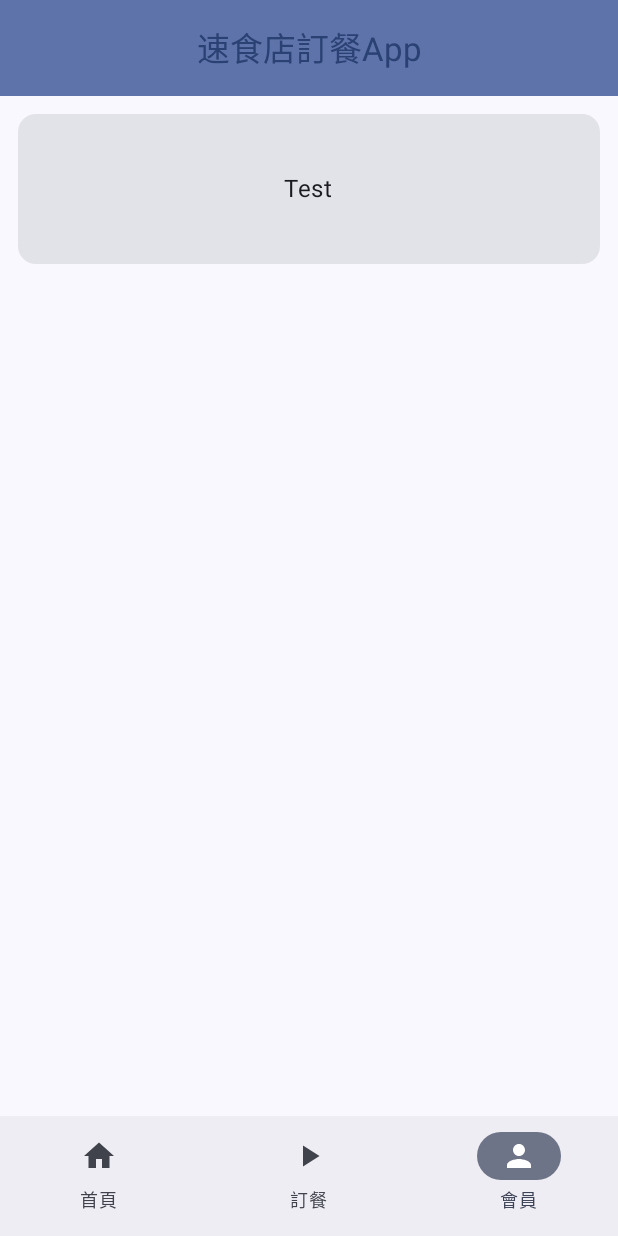
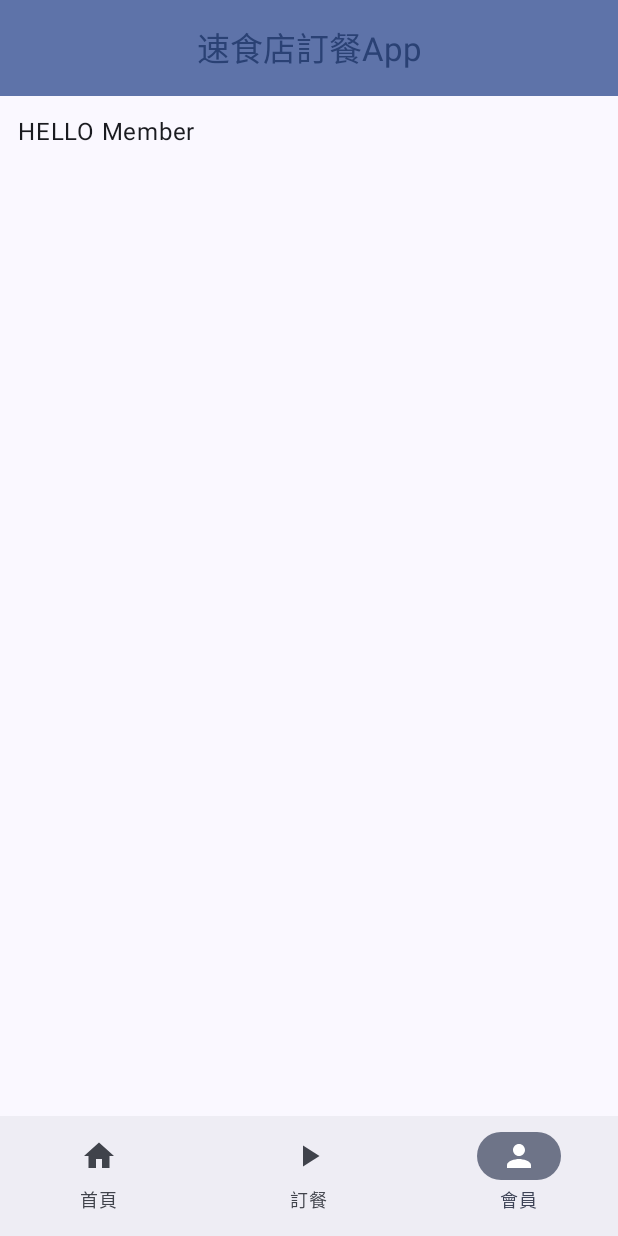
Before and after one commit to r0930514/FastFoodOrderApp, an Android app built with Jetpack Compose: the screen it shows after launch (MainActivity), item 3 of the bottom bar chosen, on a phone screen of 412 x 824 dp. Run offline under Robolectric (Android 15) with nearby library versions, the phone set to English and light mode, and no system bars.

Commit message:
Nav導航實作、首頁列表製作

```diff
--- a/app/build.gradle.kts
+++ b/app/build.gradle.kts
@@ -56,6 +56,7 @@ dependencies {
     implementation("androidx.compose.ui:ui-graphics")
     implementation("androidx.compose.ui:ui-tooling-preview")
     implementation("androidx.compose.material3:material3")
+    implementation("androidx.navigation:navigation-compose:2.7.5")
     testImplementation("junit:junit:4.13.2")
     androidTestImplementation("androidx.test.ext:junit:1.1.5")
     androidTestImplementation("androidx.test.espresso:espresso-core:3.5.1")
@@ -63,4 +64,5 @@ dependencies {
     androidTestImplementation("androidx.compose.ui:ui-test-junit4")
     debugImplementation("androidx.compose.ui:ui-tooling")
     debugImplementation("androidx.compose.ui:ui-test-manifest")
+
 }
--- a/app/src/main/java/com/r0930514/fastfoodorderapp/MainActivity.kt
+++ b/app/src/main/java/com/r0930514/fastfoodorderapp/MainActivity.kt
@@ -4,70 +4,60 @@ import android.os.Bundle
 import androidx.activity.ComponentActivity
 import androidx.activity.compose.setContent
 import androidx.activity.enableEdgeToEdge
-import androidx.compose.foundation.layout.Box
-import androidx.compose.foundation.layout.Column
-import androidx.compose.foundation.layout.fillMaxSize
-import androidx.compose.foundation.layout.fillMaxWidth
-import androidx.compose.foundation.layout.height
 import androidx.compose.foundation.layout.padding
-import androidx.compose.material3.Card
-import androidx.compose.material3.ExperimentalMaterial3Api
 import androidx.compose.material3.Scaffold
-import androidx.compose.material3.Text
 import androidx.compose.runtime.Composable
-import androidx.compose.ui.Alignment
 import androidx.compose.ui.Modifier
 import androidx.compose.ui.tooling.preview.Preview
-import androidx.compose.ui.unit.dp
-import com.r0930514.fastfoodorderapp.components.*
+import androidx.navigation.NavHostController
+import androidx.navigation.compose.NavHost
+import androidx.navigation.compose.composable
+import androidx.navigation.compose.rememberNavController
+import com.r0930514.fastfoodorderapp.components.CAppBar
+import com.r0930514.fastfoodorderapp.components.CNavBar
+import com.r0930514.fastfoodorderapp.components.CNavBarItem
+import com.r0930514.fastfoodorderapp.pages.HomePage
+import com.r0930514.fastfoodorderapp.pages.MemberPage
+import com.r0930514.fastfoodorderapp.pages.OrderPage
 import com.r0930514.fastfoodorderapp.ui.theme.FastFoodOrderAppTheme
 
 
 class MainActivity : ComponentActivity() {
-    @OptIn(ExperimentalMaterial3Api::class)
     override fun onCreate(savedInstanceState: Bundle?) {
         super.onCreate(savedInstanceState)
         enableEdgeToEdge()
         setContent {
             FastFoodOrderAppTheme {
-                SmallTopAppBarExample()
+                CScaffold()
             }
         }
     }
 }
 
-@OptIn(ExperimentalMaterial3Api::class)
+
+@Preview
 @Composable
-fun Greeting(name: String, modifier: Modifier = Modifier) {
-    Card(
-            modifier = modifier.then(
-                Modifier
-                    .fillMaxWidth()
-                    .height(100.dp)
-            ),
-            onClick = {},
+fun CScaffold() {
+    val navController:NavHostController = rememberNavController()
+    Scaffold(
+        topBar = { CAppBar() },
+        bottomBar = { CNavBar(navController) }
+    ) { innerPadding ->
+        Nav(Modifier.padding(innerPadding), navController)
+    }
+}
 
-    ){
-        Box(Modifier.fillMaxSize()) {
-            Text("Test", Modifier.align(Alignment.Center))
+@Composable
+fun Nav(modifier: Modifier, navController: NavHostController){
+    NavHost(navController = navController, startDestination = CNavBarItem.Home.route, modifier = modifier){
+        composable(CNavBarItem.Home.route){
+            HomePage()
+        }
+        composable(CNavBarItem.Order.route){
+            OrderPage()
+        }
+        composable(CNavBarItem.Member.route){
+            MemberPage()
         }
     }
-
 }
-
-
-@OptIn(ExperimentalMaterial3Api::class)
-@Preview
-@Composable
-fun SmallTopAppBarExample() {
-    Scaffold(
-        topBar = { CAppBar() },
-        bottomBar = { CNavBar() }
-    ) { innerPadding ->
-        Column (modifier = Modifier.padding(innerPadding)){
-            Greeting("dd",
-                modifier = Modifier.padding(12.dp))
-        }
-
-    }
-}
--- a/app/src/main/java/com/r0930514/fastfoodorderapp/components/CNavBar.kt
+++ b/app/src/main/java/com/r0930514/fastfoodorderapp/components/CNavBar.kt
@@ -14,7 +14,7 @@ import androidx.compose.runtime.mutableIntStateOf
 import androidx.compose.runtime.remember
 import androidx.compose.runtime.setValue
 import androidx.compose.ui.graphics.vector.ImageVector
-import androidx.compose.ui.tooling.preview.Preview
+import androidx.navigation.NavHostController
 
 //抽象類別 類似enum
 sealed class CNavBarItem(val route:String, val icon:ImageVector, val label:String){
@@ -24,7 +24,7 @@ sealed class CNavBarItem(val route:String, val icon:ImageVector, val label:Strin
 }
 
 @Composable
-fun CNavBar() {
+fun CNavBar(navHostController: NavHostController) {
     var selectedItem by remember { mutableIntStateOf(0) }
     val items = listOf(CNavBarItem.Home, CNavBarItem.Order, CNavBarItem.Member)
     NavigationBar {
@@ -33,15 +33,12 @@ fun CNavBar() {
                 icon = { Icon(imageVector = item.icon, contentDescription = item.label) },
                 label = { Text(item.label) },
                 selected = selectedItem == index,
-                onClick = { selectedItem = index }
+                onClick = {
+                    selectedItem = index
+                    navHostController.navigate(item.route)
+                },
             )
         }
 
     }
 }
-
-@Preview
-@Composable
-fun CNavbarPreview(){
-    CNavBar()
-}
--- /dev/null
+++ b/app/src/main/java/com/r0930514/fastfoodorderapp/pages/HomePage.kt
@@ -0,0 +1,70 @@
+package com.r0930514.fastfoodorderapp.pages
+
+import androidx.compose.foundation.Image
+import androidx.compose.foundation.layout.Column
+import androidx.compose.foundation.layout.fillMaxWidth
+import androidx.compose.foundation.layout.height
+import androidx.compose.foundation.layout.padding
+import androidx.compose.foundation.lazy.LazyColumn
+import androidx.compose.material3.Card
+import androidx.compose.material3.CardDefaults
+import androidx.compose.material3.ExperimentalMaterial3Api
+import androidx.compose.material3.MaterialTheme
+import androidx.compose.material3.Text
+import androidx.compose.runtime.Composable
+import androidx.compose.ui.Modifier
+import androidx.compose.ui.layout.ContentScale
+import androidx.compose.ui.res.painterResource
+import androidx.compose.ui.tooling.preview.Preview
+import androidx.compose.ui.unit.dp
+import androidx.compose.ui.unit.sp
+import com.r0930514.fastfoodorderapp.R
+
+@OptIn(ExperimentalMaterial3Api::class)
+@Composable
+fun HomePage(){
+    LazyColumn(){
+        items(5) {
+            HomePageCard()
+        }
+    }
+
+}
+
+@OptIn(ExperimentalMaterial3Api::class)
+@Preview
+@Composable
+fun HomePageCard(){
+    Column (
+        modifier = Modifier.padding(24.dp)){
+        Card(
+            colors = CardDefaults.cardColors(containerColor = MaterialTheme.colorScheme.surfaceVariant),
+            modifier = Modifier
+                .fillMaxWidth()
+                .height(240.dp),
+            onClick = {}
+        ){
+            Column{
+                Image(
+                    painter = painterResource(id = R.drawable.unknow),
+                    contentDescription = "照片",
+                    contentScale = ContentScale.FillBounds,
+                    modifier = Modifier
+                        .fillMaxWidth()
+                        .height(160.dp)
+                )
+                Column(
+                    modifier = Modifier.padding(16.dp)
+                ) {
+                    Text(
+                        text = "營運公告",
+                        fontSize = 16.sp,
+
+                        )
+                    Text(text = "測試", fontSize = 14.sp)
+                }
+            }
+
+        }
+    }
+}
--- /dev/null
+++ b/app/src/main/java/com/r0930514/fastfoodorderapp/pages/MemberPage.kt
@@ -0,0 +1,15 @@
+package com.r0930514.fastfoodorderapp.pages
+
+import androidx.compose.foundation.layout.Column
+import androidx.compose.foundation.layout.padding
+import androidx.compose.material3.Text
+import androidx.compose.runtime.Composable
+import androidx.compose.ui.Modifier
+import androidx.compose.ui.unit.dp
+
+@Composable
+fun MemberPage(){
+    Column (modifier = Modifier.padding(12.dp)){
+        Text(text = "HELLO Member")
+    }
+}
--- /dev/null
+++ b/app/src/main/java/com/r0930514/fastfoodorderapp/pages/OrderPage.kt
@@ -0,0 +1,15 @@
+package com.r0930514.fastfoodorderapp.pages
+
+import androidx.compose.foundation.layout.Column
+import androidx.compose.foundation.layout.padding
+import androidx.compose.material3.Text
+import androidx.compose.runtime.Composable
+import androidx.compose.ui.Modifier
+import androidx.compose.ui.unit.dp
+
+@Composable
+fun OrderPage(){
+    Column (modifier = Modifier.padding(12.dp)){
+        Text(text = "Hello Order")
+    }
+}
--- a/app/src/main/java/com/r0930514/fastfoodorderapp/ui/theme/Theme.kt
+++ b/app/src/main/java/com/r0930514/fastfoodorderapp/ui/theme/Theme.kt
@@ -58,7 +58,7 @@ fun FastFoodOrderAppTheme(
         SideEffect {
             val window = (view.context as Activity).window
             window.statusBarColor = colorScheme.primaryContainer.toArgb()
-            WindowCompat.getInsetsController(window, view).isAppearanceLightStatusBars = true
+            WindowCompat.getInsetsController(window, view).isAppearanceLightStatusBars = !darkTheme
         }
     }
 
--- /dev/null
+++ b/app/src/main/res/drawable/fastfood.xml
@@ -0,0 +1,5 @@
+<vector android:height="24dp" android:tint="#000000"
+    android:viewportHeight="24" android:viewportWidth="24"
+    android:width="24dp" xmlns:android="http://schemas.android.com/apk/res/android">
+    <path android:fillColor="@android:color/white" android:pathData="M18.06,22.99h1.66c0.84,0 1.53,-0.64 1.63,-1.46L23,5.05h-5L18,1h-1.97v4.05h-4.97l0.3,2.34c1.71,0.47 3.31,1.32 4.27,2.26 1.44,1.42 2.43,2.89 2.43,5.29v8.05zM1,21.99L1,21h15.03v0.99c0,0.55 -0.45,1 -1.01,1L2.01,22.99c-0.56,0 -1.01,-0.45 -1.01,-1zM16.03,14.99c0,-8 -15.03,-8 -15.03,0h15.03zM1.02,17h15v2h-15z"/>
+</vector>
--- a/app/src/main/res/values/colors.xml
+++ b/app/src/main/res/values/colors.xml
@@ -7,4 +7,8 @@
     <color name="teal_700">#FF018786</color>
     <color name="black">#FF000000</color>
     <color name="white">#FFFFFFFF</color>
+    <color name="light_blue_400">#FF29B6F6</color>
+    <color name="light_blue_600">#FF039BE5</color>
+    <color name="gray_400">#FFBDBDBD</color>
+    <color name="gray_600">#FF757575</color>
 </resources>
```
Also changed, not shown: app/src/main/res/drawable/unknow.png (added).
